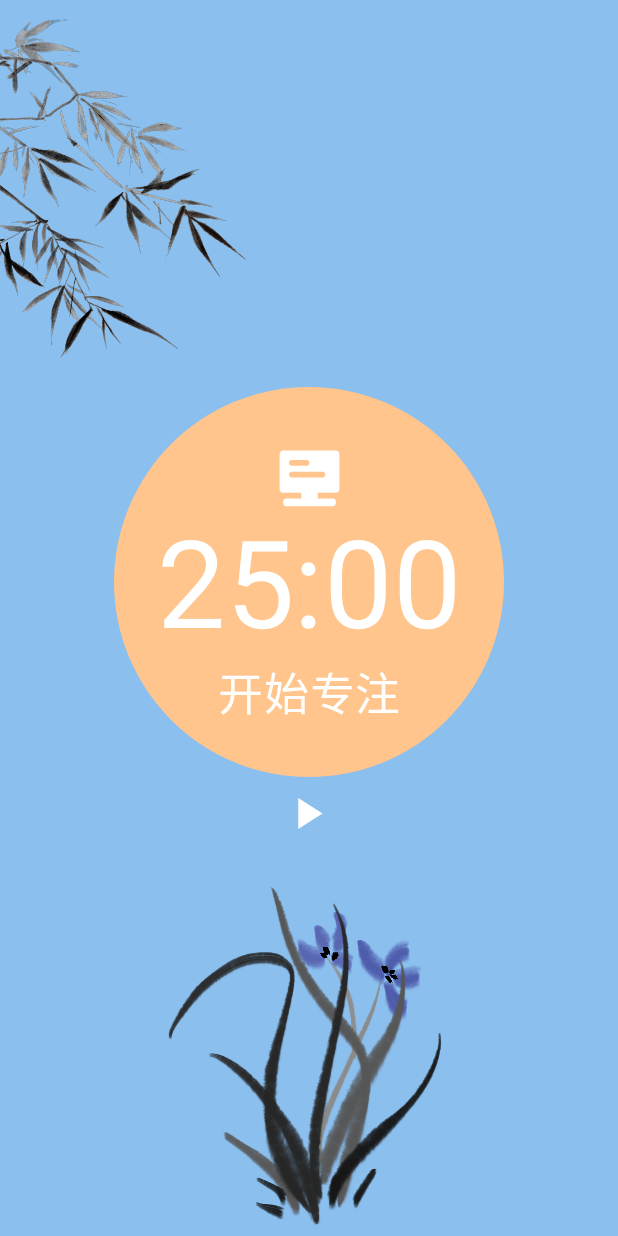
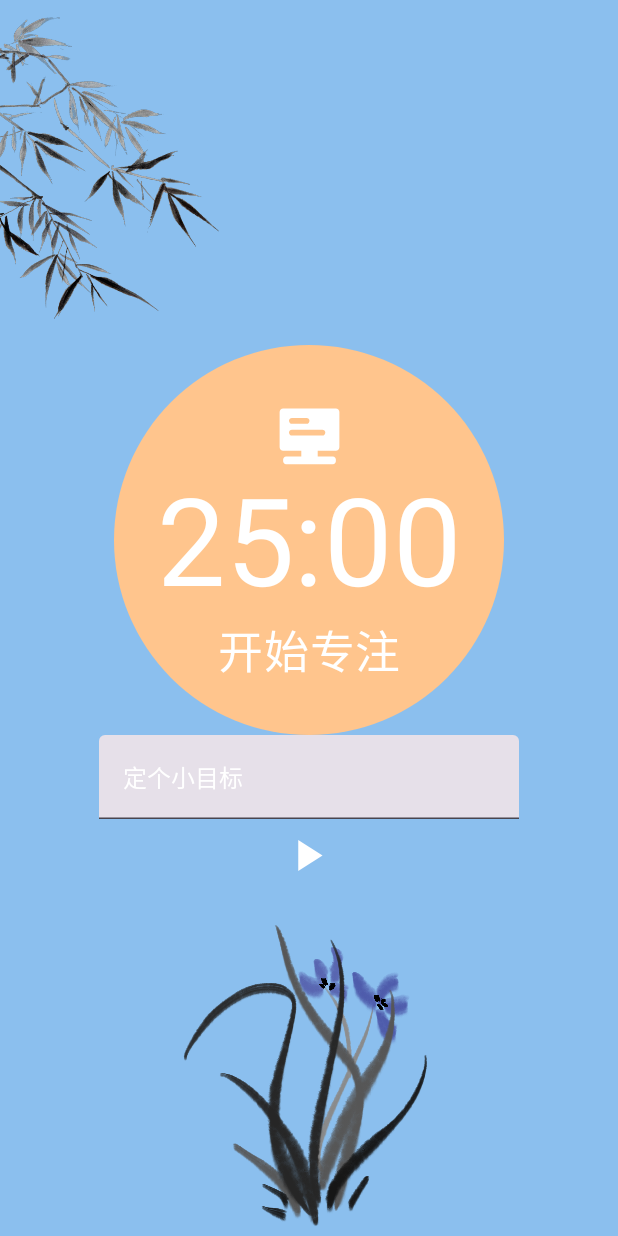
Before and after one commit to Fifate/Pomodoro, an Android app built with Jetpack Compose: the screen it shows after launch (MainActivity), on a phone screen of 412 x 824 dp. Run offline under Robolectric (Android 15) with nearby library versions, the phone set to English and light mode, and no system bars.

Commit message:
feat: 目标输入框；todo: 调整输入框。

```diff
--- a/app/src/main/java/com/fifate/tomato_clock/MainActivity.kt
+++ b/app/src/main/java/com/fifate/tomato_clock/MainActivity.kt
@@ -11,16 +11,17 @@ import androidx.compose.foundation.layout.fillMaxSize
 import androidx.compose.material3.MaterialTheme
 import androidx.compose.material3.Surface
 import androidx.compose.runtime.Composable
-import androidx.compose.runtime.MutableState
 import androidx.compose.runtime.mutableIntStateOf
 import androidx.compose.runtime.mutableStateOf
 import androidx.compose.runtime.saveable.rememberSaveable
 import androidx.compose.ui.Modifier
+import androidx.compose.ui.res.stringResource
+import com.fifate.tomato_clock.config.initFocusSecs
+import com.fifate.tomato_clock.config.loadConfig
 import com.fifate.tomato_clock.state.PomodoroState
 import com.fifate.tomato_clock.state.StateControl
 import com.fifate.tomato_clock.ui.base.PomodoroTimerUI
 import com.fifate.tomato_clock.ui.theme.TomatoClockTheme
-import com.fifate.tomato_clock.config.*
 
 
 class MainActivity : ComponentActivity() {
@@ -50,6 +51,9 @@ fun PomodoroTimer() {
     val state =  rememberSaveable{ mutableStateOf(PomodoroState.INIT) }
     val remainingSecs  =  rememberSaveable{ mutableIntStateOf(initFocusSecs) }
     val isPause = rememberSaveable { mutableStateOf(false) }
+    val smallGoal:String = stringResource(R.string.small_goal)
+    val smallGoalMutableState = rememberSaveable {  mutableStateOf(smallGoal) }
+
 
     StateControl(
         isPause,
@@ -60,6 +64,7 @@ fun PomodoroTimer() {
         isPause,
         state,
         remainingSecs,
+        smallGoalMutableState,
     )
 
 }
--- a/app/src/main/java/com/fifate/tomato_clock/state/PomodoroState.kt
+++ b/app/src/main/java/com/fifate/tomato_clock/state/PomodoroState.kt
@@ -2,11 +2,10 @@ package com.fifate.tomato_clock.state
 
 import androidx.compose.runtime.Composable
 import androidx.compose.runtime.LaunchedEffect
-import androidx.compose.runtime.MutableIntState
 import androidx.compose.runtime.MutableState
 import androidx.compose.runtime.rememberCoroutineScope
-import com.fifate.tomato_clock.R
-import com.fifate.tomato_clock.config.*
+import com.fifate.tomato_clock.config.initBreakSecs
+import com.fifate.tomato_clock.config.initFocusSecs
 import kotlinx.coroutines.delay
 import kotlinx.coroutines.isActive
 import kotlinx.coroutines.launch
--- a/app/src/main/java/com/fifate/tomato_clock/ui/base/PomorotoTimerUI.kt
+++ b/app/src/main/java/com/fifate/tomato_clock/ui/base/PomorotoTimerUI.kt
@@ -7,17 +7,21 @@ import androidx.compose.foundation.layout.Box
 import androidx.compose.foundation.layout.Column
 import androidx.compose.foundation.layout.Row
 import androidx.compose.foundation.layout.fillMaxSize
-import androidx.compose.foundation.layout.fillMaxWidth
+import androidx.compose.material3.MaterialTheme
 import androidx.compose.material3.Surface
+import androidx.compose.material3.Text
+import androidx.compose.material3.TextField
 import androidx.compose.runtime.Composable
-import androidx.compose.runtime.MutableIntState
 import androidx.compose.runtime.MutableState
 import androidx.compose.ui.Alignment
 import androidx.compose.ui.Modifier
 import androidx.compose.ui.graphics.Color
 import androidx.compose.ui.res.painterResource
+import androidx.compose.ui.text.TextStyle
+import androidx.compose.ui.unit.sp
 import com.fifate.tomato_clock.R
-import com.fifate.tomato_clock.config.*
+import com.fifate.tomato_clock.config.initBreakSecs
+import com.fifate.tomato_clock.config.initFocusSecs
 import com.fifate.tomato_clock.state.PomodoroState
 import com.fifate.tomato_clock.ui.theme.SunOrange
 
@@ -100,6 +104,7 @@ fun PomodoroTimerUI(
     isPause:MutableState<Boolean>,
     state: MutableState<PomodoroState>,
     remainingSecs: MutableState<Int>,
+    smallGoal: MutableState<String>
 ) {
     Column(verticalArrangement = Arrangement.Center, horizontalAlignment = Alignment.CenterHorizontally, modifier = Modifier.fillMaxSize()){
 //        Image(
@@ -112,7 +117,7 @@ fun PomodoroTimerUI(
 
         Timer(remainingSecs, 260, SunOrange,state)
 
-        //Tip(state)
+        Goal(state, smallGoal)
 
         PomodoroTimerButtons(state,isPause,remainingSecs)
 
@@ -129,3 +134,14 @@ fun PomodoroTimerUI(
 
     }
 }
+
+
+@Composable
+fun Goal(state: MutableState<PomodoroState>, smallGoal: MutableState<String>){
+    Surface(color = MaterialTheme.colorScheme.surface) {
+        TextField(value=smallGoal.value,
+            onValueChange = {smallGoal.value=it},
+            placeholder = { Text("定个小目标吧") },
+            textStyle = TextStyle(color = MaterialTheme.colorScheme.onSurface, fontSize = 16.sp))
+    }
+}
--- a/app/src/main/java/com/fifate/tomato_clock/ui/base/Timer.kt
+++ b/app/src/main/java/com/fifate/tomato_clock/ui/base/Timer.kt
@@ -12,7 +12,6 @@ import androidx.compose.material3.MaterialTheme
 import androidx.compose.material3.Surface
 import androidx.compose.material3.Text
 import androidx.compose.runtime.Composable
-import androidx.compose.runtime.MutableIntState
 import androidx.compose.runtime.MutableState
 import androidx.compose.ui.Alignment
 import androidx.compose.ui.Modifier
--- a/app/src/main/res/values/strings.xml
+++ b/app/src/main/res/values/strings.xml
@@ -3,4 +3,5 @@
     <string name="timer_circle">timer_circle</string>
     <string name="bamboo">bamboo</string>
     <string name="orchid">orchid</string>
+    <string name="small_goal">定个小目标</string>
 </resources>
```
Also changed, not shown: app/src/main/java/com/fifate/tomato_clock/ui/base/Tip.kt (deleted, +0 -24 lines), app/src/main/java/com/fifate/tomato_clock/ui/preview/PreviewUI.kt (+0 -11 lines).
